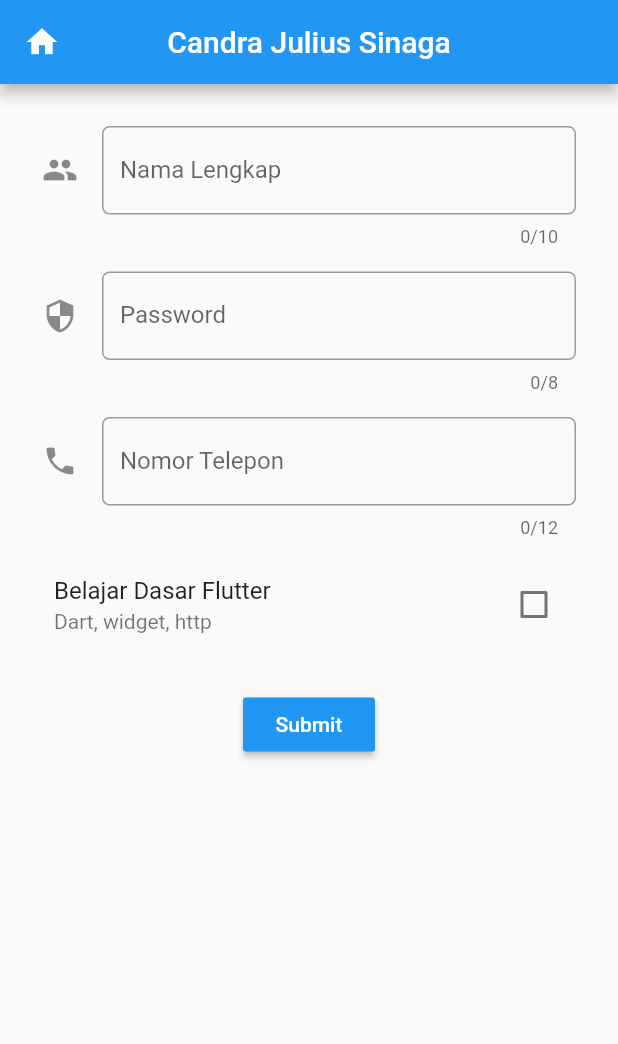
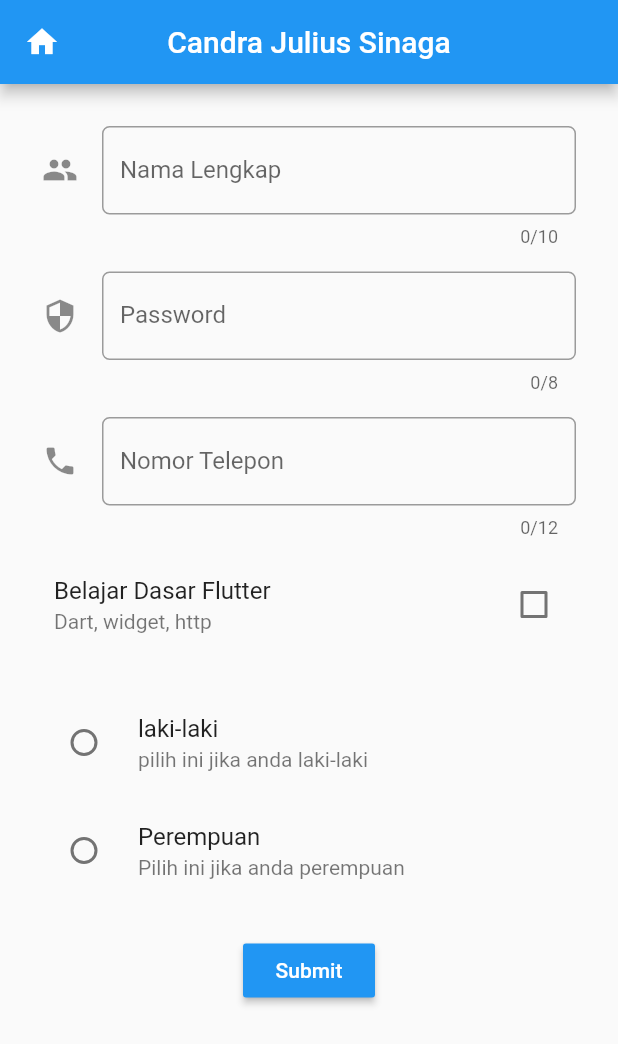
Before and after one commit to JuliusCandra/latihan_text_wiget, a Flutter app: the screen it shows after launch, on a phone screen of 412 x 824 dp. Shown: the top 1044 px of the screen. Run offline on Flutter 3.47's test engine with Material 2 defaults, Android fonts, the phone set to English and light mode, and no system bars.

```diff
--- a/lib/main.dart
+++ b/lib/main.dart
@@ -14,6 +14,14 @@ class BelajarForm extends StatefulWidget {
 }
 
 class _BelajarFormState extends State<BelajarForm> {
+  String _jk = "";
+
+  void _pilihJk() {
+    setState(() {
+      _jk = value;
+    });
+  }
+
   final _formKey = GlobalKey<FormState>();
   bool nilaiCheckBox = false;
 
@@ -129,6 +137,29 @@ class _BelajarFormState extends State<BelajarForm> {
                 new Padding(
                   padding: new EdgeInsets.only(top: 20),
                 ),
+                new RadioListTile(
+                  value: "Laki-Laki",
+                  title: new Text("laki-laki"),
+                  groupValue: _jk,
+                  onChanged: (String value) {
+                    _pilihJk(value);
+                  },
+                  activeColor: Colors.blue,
+                  subtitle: new Text("pilih ini jika anda laki-laki"),
+                ),
+                new RadioListTile(
+                  value: "Perempuan",
+                  title: new Text("Perempuan"),
+                  groupValue: _jk,
+                  onChanged: (String value) {
+                    _pilihJk(value);
+                  },
+                  activeColor: Colors.blue,
+                  subtitle: new Text("Pilih ini jika anda perempuan"),
+                ),
+                new Padding(
+                  padding: EdgeInsets.only(top: 20),
+                ),
                 RaisedButton(
                   child: Text(
                     "Submit",
@@ -147,6 +178,7 @@ class _BelajarFormState extends State<BelajarForm> {
     );
   }
 }
+
 /*
 Kesimpulannya
 Card adalah sebuah widget yang menjadi membentuk kartu
```
Also changed, not shown: 1 other file.
